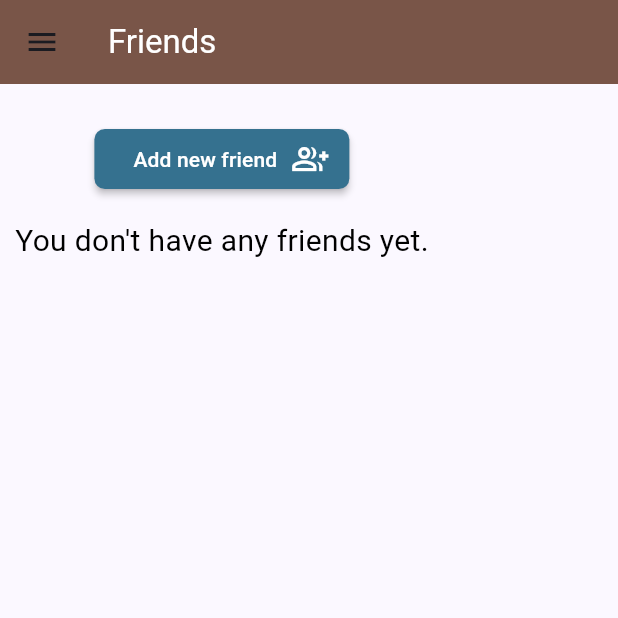
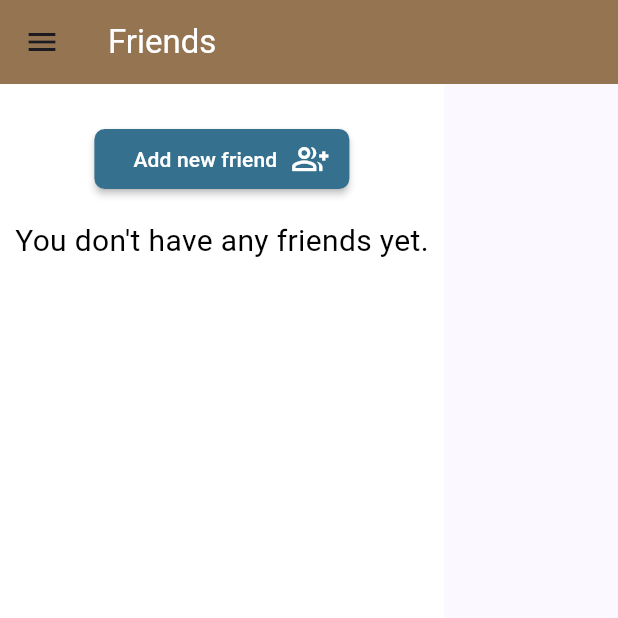
Before and after one commit to PBP-A10-Mobile/TenFoldLit-A10-Mobile, a Flutter app: the FriendsPage screen opened directly, on a phone screen of 412 x 824 dp, the top half of it. Run offline on Flutter 3.47's test engine with Material 3 defaults, Android fonts, the light colour scheme and no system bars; missing offline and left inert: pbp_django_auth.

Commit message:
minor update

```diff
--- a/lib/friends/models/user.dart
+++ b/lib/friends/models/user.dart
@@ -9,14 +9,16 @@ List<User> userFromJson(String str) => List<User>.from(json.decode(str).map((x)
 String userToJson(List<User> data) => json.encode(List<dynamic>.from(data.map((x) => x.toJson())));
 
 class User {
-    int id;
+    int userConnectionId;
+    int userId;
     String password;
     DateTime? lastLogin;
     String username;
     String email;
 
     User({
-        required this.id,
+        required this.userConnectionId,
+        required this.userId,
         required this.password,
         required this.lastLogin,
         required this.username,
@@ -24,7 +26,8 @@ class User {
     });
 
     factory User.fromJson(Map<String, dynamic> json) => User(
-        id: json["id"],
+        userConnectionId: json["user_connection_id"],
+        userId: json["user_id"],
         password: json["password"],
         lastLogin: json["last_login"] == null ? null : DateTime.parse(json["last_login"]),
         username: json["username"],
@@ -32,7 +35,8 @@ class User {
     );
 
     Map<String, dynamic> toJson() => {
-        "id": id,
+        "user_connection_id": userConnectionId,
+        "user_id": userId,
         "password": password,
         "last_login": lastLogin?.toIso8601String(),
         "username": username,
--- a/lib/friends/screens/friends.dart
+++ b/lib/friends/screens/friends.dart
@@ -14,6 +14,9 @@ class FriendsPage extends StatefulWidget {
 }
 
 class _FriendsPageState extends State<FriendsPage> {
+  final GlobalKey<RefreshIndicatorState> _refreshIndicatorKey =
+      GlobalKey<RefreshIndicatorState>();
+
   Future<List<User>> fetchFriends() async {
     final request = context.watch<CookieRequest>();
     var url = 'http://127.0.0.1:8000/get_friends/';
@@ -37,7 +40,7 @@ class _FriendsPageState extends State<FriendsPage> {
     final request = context.watch<CookieRequest>();
     return Scaffold(
       appBar: AppBar(
-        backgroundColor: Colors.brown,
+        backgroundColor: Color.fromARGB(255, 149, 116, 81),
         title: const Text(
           'Friends',
           style: TextStyle(
@@ -46,7 +49,13 @@ class _FriendsPageState extends State<FriendsPage> {
         ),
       ),
       drawer: const LeftDrawer(),
-      body: SingleChildScrollView(
+      body: Container(
+        // color: Color.fromARGB(255, 255, 240, 204),
+        color: Colors.white,
+        child: Column(
+          children: [
+            Expanded(
+              child: SingleChildScrollView(
                 child: Padding(
                   padding: const EdgeInsets.all(10),
                   child: Column(
@@ -57,8 +66,10 @@ class _FriendsPageState extends State<FriendsPage> {
                         height: 40,
                         child: MaterialButton(
                           onPressed: () {
-                    Navigator.push(context,
+                            Navigator.pushReplacement(context,
                             MaterialPageRoute(builder: (context) => const SearchFriendsPage()));
+
+                            _refreshIndicatorKey.currentState?.show();
                           },
                           shape: RoundedRectangleBorder(
                             borderRadius: BorderRadius.circular(7)
@@ -83,20 +94,18 @@ class _FriendsPageState extends State<FriendsPage> {
                         future: fetchFriends(),
                         builder: (context, AsyncSnapshot snapshot) {
                         if (!snapshot.hasData) {
-                  return const Column(
-                    children: [
-                      Text(
+                          return const Text(
                                 "You don't have any friends yet.",
                                 style: TextStyle(color: Colors.black, fontSize: 20),
-                      ),
-                      SizedBox(height: 8),
-                    ],
                               );
                         } else {
                             return ListView.builder(
                               shrinkWrap: true,
                               itemCount: snapshot.data!.length,
-                      itemBuilder: (_, index) => Container(
+                              itemBuilder: (_, index) {
+                                User currentUser = snapshot.data[index];
+                                int currentUserConnectionsId = currentUser.userConnectionId;
+                                return Container(
                                   margin: const EdgeInsets.symmetric(
                                       horizontal: 16, vertical: 5),
                                   padding: const EdgeInsets.all(20.0),
@@ -109,7 +118,7 @@ class _FriendsPageState extends State<FriendsPage> {
                                       margin: EdgeInsets.symmetric(horizontal: 15),
                                       padding: EdgeInsets.all(10),
                                       decoration: BoxDecoration(
-                              color: Colors.grey.shade400,
+                                        color: Colors.white,
                                         borderRadius: BorderRadius.circular(10),
                                         border: Border.all(
                                           color: Colors.black,
@@ -131,7 +140,7 @@ class _FriendsPageState extends State<FriendsPage> {
                                               mainAxisAlignment: MainAxisAlignment.spaceBetween,
                                               children: [
                                                 Text(
-                                        "${snapshot.data[index].username}",
+                                                  currentUser.username,
                                                   style: const TextStyle(
                                                     fontSize: 18.0,
                                                     fontWeight: FontWeight.bold,
@@ -146,13 +155,20 @@ class _FriendsPageState extends State<FriendsPage> {
                                                       shape: RoundedRectangleBorder(
                                                         borderRadius: BorderRadius.circular(10)
                                                       ),
-                                            color: Colors.brown.shade400,
+                                                      color: Colors.black,
                                                       child: const Text('See Profile', style: TextStyle(color: Colors.white),),
                                                     ),
                                                     const SizedBox(width: 10,),
                                                     MaterialButton(
-                                            onPressed: () {
+                                                      onPressed: () async {
+                                                        var url = 'http://127.0.0.1:8000/unfollow_friend_flutter/$currentUserConnectionsId/';
+                                                        await request.post(url, null);
 
+                                                        // Update the UI
+                                                        setState(() {});
+
+                                                        // Refresh the FutureBuilder
+                                                        _refreshIndicatorKey.currentState?.show();
                                                       },
                                                       shape: RoundedRectangleBorder(
                                                         borderRadius: BorderRadius.circular(10)
@@ -169,11 +185,17 @@ class _FriendsPageState extends State<FriendsPage> {
                                     )
                                     ],
                                   ),
-                      ));
+                                );
+                              }
+                            );
                           }
                         })
                     ],
                   )
+                ),
+              ),
+            ),
+          ],
         ),
       )
 
```
Also changed, not shown: lib/friends/screens/search_friends.dart (+25 -10 lines). Lines whose indentation alone changed are shown as unchanged.
